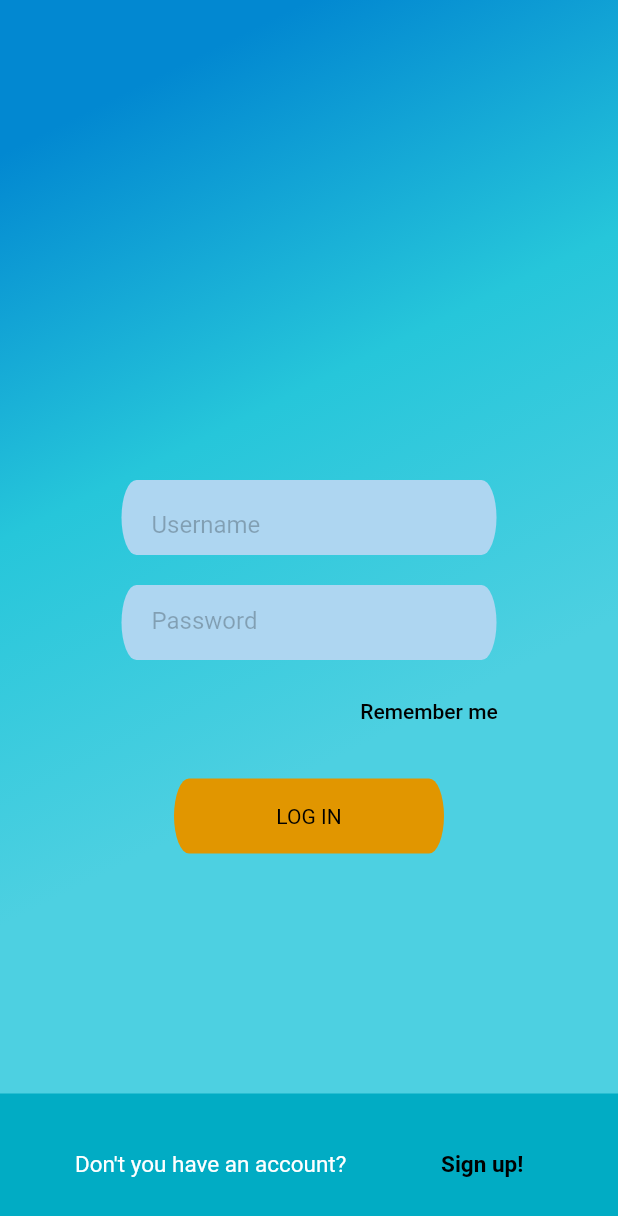
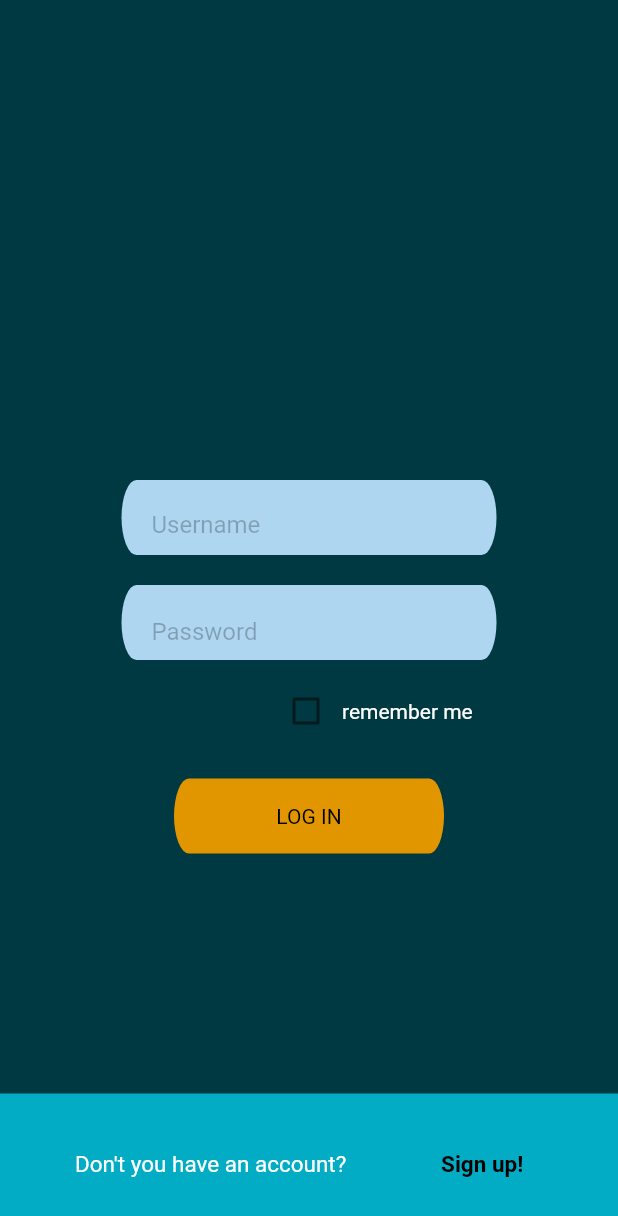
Before and after one commit to shiny-apricot/CryptoApp, a Flutter app: the Login screen opened directly, on a phone screen of 412 x 824 dp. Shown: the top 1216 px of the screen. Run offline on Flutter 3.47's test engine with Material 2 defaults, Android fonts, the phone set to English and light mode, and no system bars; our stand-ins replace font_awesome_flutter, material_design_icons_flutter; missing offline and left inert: selection_menu.

Commit message:
yusuf2
yusuf2

```diff
--- a/lib/pages/login.dart
+++ b/lib/pages/login.dart
@@ -4,29 +4,24 @@ import 'package:flutter/material.dart';
 import '../main.dart';
 
 class Login extends StatefulWidget {
+
   @override
   _LoginState createState() => _LoginState();
 }
 
 class _LoginState extends State<Login> {
+
+  bool checkValue = false;
+
   @override
   Widget build(BuildContext context) {
     return new Scaffold(
       resizeToAvoidBottomInset: false,
 
         body: Container(
+          color: Color(0xFF003942),
+          width: double.infinity,
 
-          width: double.infinity,
-          decoration: BoxDecoration(
-            gradient: LinearGradient(
-              begin: Alignment.topCenter,
-              colors: [
-                Colors.lightBlue[700],
-                Colors.cyan[400],
-                Colors.cyan[300],
-              ]
-            ),
-          ),
 
                  child:Column(
 
@@ -70,7 +65,7 @@ class _LoginState extends State<Login> {
                          borderRadius: new BorderRadius.all(Radius.elliptical(20, 50)),
                        ),
                        child: Padding(
-                         padding: const EdgeInsets.only(left: 20),
+                         padding: const EdgeInsets.only(left: 20,top: 20),
                           child: TextField(
                            decoration: InputDecoration(
                              hintStyle: TextStyle(
@@ -87,20 +82,35 @@ class _LoginState extends State<Login> {
                        height: 10,
                      ),
                      Padding(
-                       padding: const EdgeInsets.only(left: 160.0),
-                       child: TextButton(
-                         onPressed: (){
+                       padding: const EdgeInsets.only(left: 180.0),
+                           child: Row(
+                             children: [
+                               Checkbox(
 
-                         },
-                         child: Text(
+                                 value : checkValue,
+                                 onChanged: (bool value){
+
+                                   setState(() {
+                                     checkValue = value;
+                                   });
+                                 },
+                               ),
+                               Text('remember me',
+                               style: TextStyle(
+                                 color: Colors.white,
+                               ),
+                               ),
+                             ],
+                           ),
+                        /* child: Text(
                            'Remember me',
                            style: TextStyle(
-                             color: Colors.black,
+                             color: Colors.white,
 
                            ),
-                         ),
+                         ),*/
                        ),
-                     ),
+
                      SizedBox(
                        height: 1,
                      ),
```
